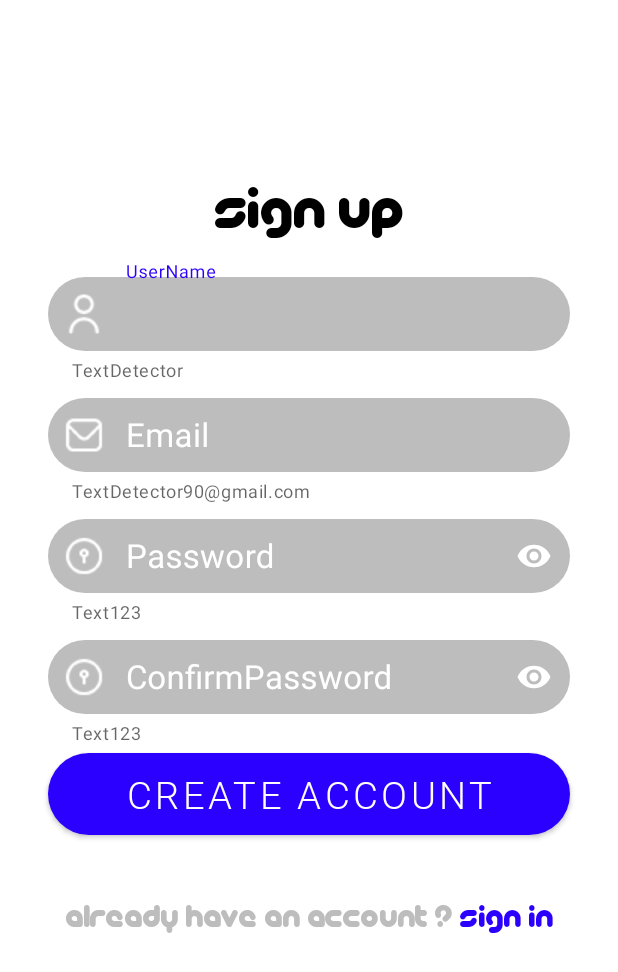
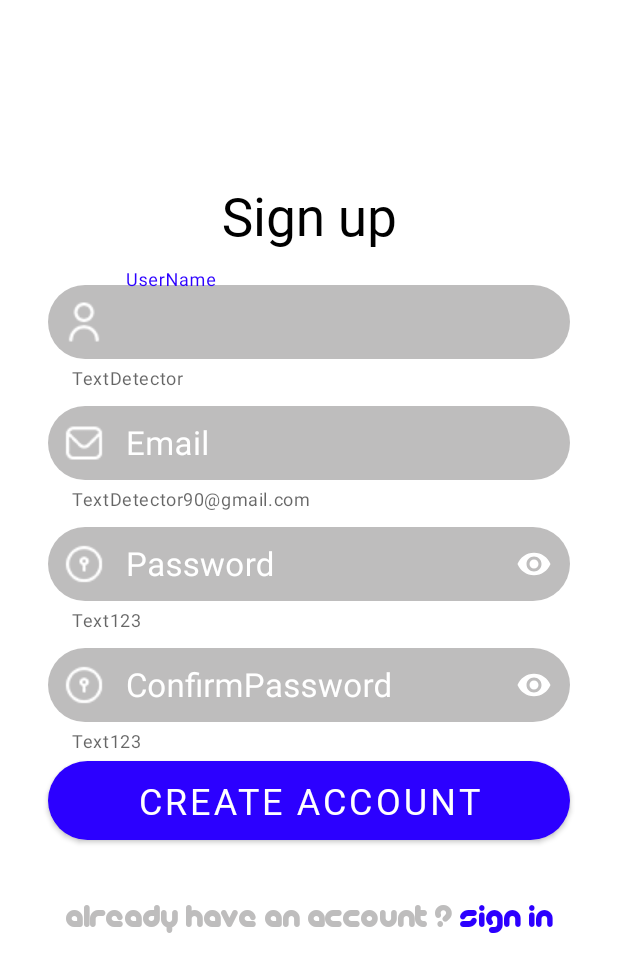
Before and after one commit to MinaEliaa/TextDetector, an Android app: the CreateAccount screen opened directly, with no data from a screen before it, on a phone screen of 412 x 824 dp. Shown: the top 972 px of the screen. Run offline under Robolectric (Android 15) with nearby library versions, the phone set to English and light mode, and no system bars.

Commit message:
update design

```diff
--- a/app/src/main/res/layout/activity_create_account.xml
+++ b/app/src/main/res/layout/activity_create_account.xml
@@ -34,11 +34,11 @@
             android:layout_width="wrap_content"
             android:layout_height="0dp"
             android:layout_gravity="center_horizontal"
-            android:fontFamily="@font/picolafont"
+            android:fontFamily="@font/arial_bold"
             android:paddingTop="120dp"
-            android:text="sign up"
+            android:text="Sign up"
             android:textColor="@color/black"
-            android:textSize="40sp"
+            android:textSize="35sp"
             app:layout_constraintEnd_toEndOf="parent"
             app:layout_constraintStart_toStartOf="parent"
             app:layout_constraintTop_toTopOf="parent"
@@ -75,7 +75,7 @@
                 android:maxLines="1"
                 android:paddingTop="10dp"
                 android:paddingBottom="10dp"
-                android:textColor="@color/white"
+                android:textColor="@color/black"
                 android:textSize="22sp"
                 app:textInputLayoutFocusedRectEnabled="true" />
 
@@ -112,7 +112,7 @@
 
                 android:paddingTop="10dp"
                 android:paddingBottom="10dp"
-                android:textColor="@color/white"
+                android:textColor="@color/black"
                 android:textSize="22sp"
                 app:textInputLayoutFocusedRectEnabled="true" />
 
@@ -188,7 +188,7 @@
 
                 android:paddingTop="10dp"
                 android:paddingBottom="10dp"
-                android:textColor="@color/white"
+                android:textColor="@color/black"
                 android:textSize="22sp"
 
 
@@ -204,11 +204,11 @@
             android:layout_marginTop="5dp"
             android:layout_marginEnd="32dp"
             android:background="@drawable/rounder_bourder"
-            android:fontFamily="@font/roboto_light"
+            android:fontFamily="@font/arial_bold"
             android:gravity="center"
             android:text="CREATE ACCOUNT"
             android:textColor="@color/white"
-            android:textSize="25sp"
+            android:textSize="24sp"
             app:layout_constraintTop_toBottomOf="@id/ConfirmPassword_InputLayout"
 
 
```
Also changed, not shown: app/src/main/res/layout/activity_forget_password.xml (+5 -5 lines), app/src/main/res/layout/activity_login.xml (+7 -5 lines), 1 other file.
